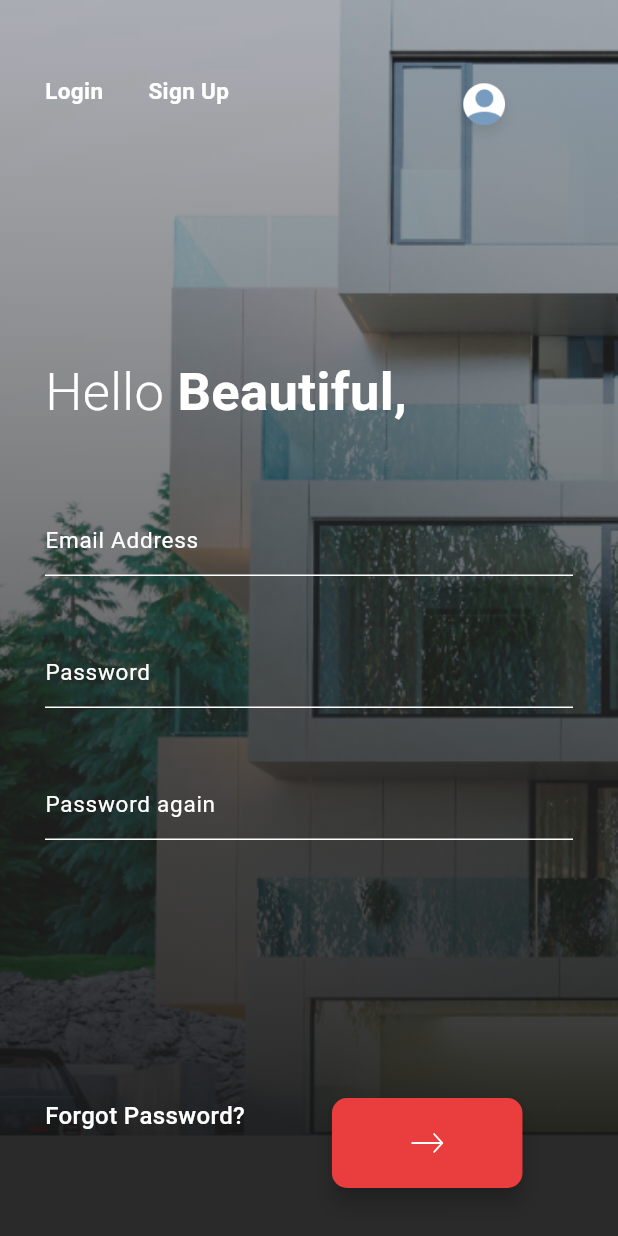
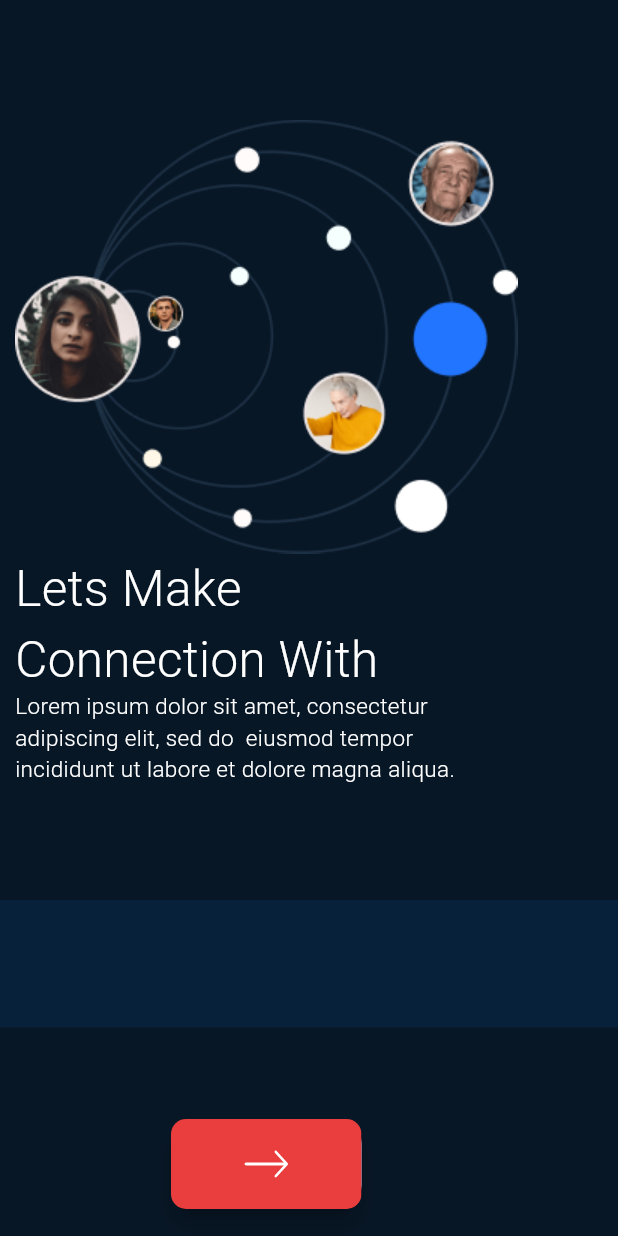
Before and after one commit to muhammedashikCQ/MytraApp, a Flutter app: the screen it shows after launch, on a phone screen of 412 x 824 dp. Run offline on Flutter 3.47's test engine with Material 2 defaults, Android fonts, the phone set to English and light mode, and no system bars; our stand-ins replace flutter_svg, get; project files that could hold a hidden picture were left out.

Commit message:
signup page

```diff
--- a/FrontEnd/mytra_app/lib/main.dart
+++ b/FrontEnd/mytra_app/lib/main.dart
@@ -1,7 +1,8 @@
 import 'package:flutter/material.dart';
 import 'package:get/get.dart';
+import 'package:mytra_app/views/welcome_page.dart';
 
-import 'views/signup_page.dart';
+
 
 
 void main() {
@@ -21,7 +22,7 @@ class MyApp extends StatelessWidget {
         // colorScheme: ColorScheme.fromSeed(seedColor: Colors.deepPurple),
         useMaterial3: true,
       ),
-      home: const SignUpPage(),
+      home: const WelcomePage(),
     );
   }
 }
--- a/FrontEnd/mytra_app/lib/views/signup_page.dart
+++ b/FrontEnd/mytra_app/lib/views/signup_page.dart
@@ -14,7 +14,8 @@ class SignUpPage extends StatefulWidget {
 class _SignUpPageState extends State<SignUpPage> {
   final TextEditingController emailController = TextEditingController();
   final TextEditingController passwordController = TextEditingController();
-  final TextEditingController confirmPasswordController = TextEditingController();
+  final TextEditingController confirmPasswordController =
+      TextEditingController();
 
   bool isClickedLogin = false;
   bool isClickedSignUp = false;
@@ -81,18 +82,17 @@ class _SignUpPageState extends State<SignUpPage> {
                               const SizedBox(
                                 height: 5,
                               ),
+                              isClickedLogin?
                               Container(
                                 height: 2,
                                 width: 31,
-                                decoration: BoxDecoration(
-                                    border: Border(
-                                        bottom: BorderSide(
-                                  style: isClickedLogin
-                                      ? BorderStyle.solid
-                                      : BorderStyle.none,
                                 color: Colors.white,
-                                ))),
-                              ),
+                              ):
+                              const SizedBox(
+                                height: 2,
+                                width: 31,
+                              )
+
                             ],
                           )),
                       const SizedBox(
@@ -132,20 +132,25 @@ class _SignUpPageState extends State<SignUpPage> {
                               ),
                             ],
                           )),
-                      const SizedBox(
-                        width: 145,
-                      ),
-                      Image.asset(
-                        'assets/images/profile.png',
+                      const Spacer(),
+                      IconButton(
+                        onPressed: () {},
+                        icon: SvgPicture.asset(
+                          "assets/images/ppf.svg",
                           width: 50,
                           height: 50,
+                        ),
                       )
                     ],
                   ),
                   const SizedBox(
                     height: 136,
                   ),
-                  const Text.rich(TextSpan(
+                  const SizedBox(
+                    child: Column(
+                      crossAxisAlignment: CrossAxisAlignment.start,
+                      children: [
+                        Text.rich(TextSpan(
                             style: TextStyle(color: Colors.white),
                             children: [
                               TextSpan(
@@ -161,8 +166,23 @@ class _SignUpPageState extends State<SignUpPage> {
                                     fontSize: 35,
                                     color: Colors.white,
                                     fontWeight: FontWeight.bold),
-                        )
+                              ),
                             ])),
+                        SizedBox(
+                          height: 5,
+                        ),
+                        SizedBox(
+                            width: 239,
+                            // height: 36,
+                            child: Text(
+                                'Enter your informations below or login with a social account',
+                                style: TextStyle(
+                                    fontSize: 15,
+                                    fontWeight: FontWeight.w300,
+                                    color: Colors.white))),
+                      ],
+                    ),
+                  ),
                   const SizedBox(
                     height: 50,
                   ),
@@ -230,7 +250,7 @@ class _SignUpPageState extends State<SignUpPage> {
                     ),
                   ),
                   const SizedBox(
-                    height: 172,
+                    height: 120,
                   ),
                   Row(
                     crossAxisAlignment: CrossAxisAlignment.start,
@@ -244,24 +264,18 @@ class _SignUpPageState extends State<SignUpPage> {
                                 fontWeight: FontWeight.w500,
                                 color: Colors.white),
                           )),
-                      const SizedBox(
-                        width: 58,
-                      ),
-                      SizedBox(
+                      const Spacer(),
+                      InkWell(
+                        onTap: () {},
+                        child: Container(
                             height: 60,
                             width: 127,
-                        child: FloatingActionButton(
+                            decoration:
+                                const BoxDecoration(color: Colors.red),
+                            child: IconButton(
                                 onPressed: () {},
-                            backgroundColor: const Color(0xffEA3D3D),
-                            shape: RoundedRectangleBorder(
-                                borderRadius: BorderRadius.circular(10)),
-                            child: SizedBox(
-                              child:
-                              IconButton(
-                                onPressed: () {},
-                                icon: SvgPicture.asset("assets/images/arrowButton.svg")
-                              ),
-                            )),
+                                icon: SvgPicture.asset(
+                                    "assets/images/arrowButton.svg"))),
                       ),
                     ],
                   ),
--- /dev/null
+++ b/FrontEnd/mytra_app/lib/views/welcome_page.dart
@@ -0,0 +1,80 @@
+import 'package:flutter/material.dart';
+import 'package:flutter_svg/svg.dart';
+
+class WelcomePage extends StatefulWidget {
+  const WelcomePage({super.key});
+
+  @override
+  State<WelcomePage> createState() => _WelcomePageState();
+}
+
+class _WelcomePageState extends State<WelcomePage> {
+  @override
+  Widget build(BuildContext context) {
+    return Scaffold(
+        backgroundColor: const Color(0xff081726),
+        body: SizedBox.expand(
+            child: SingleChildScrollView(
+                child: Stack(children: [
+                  Positioned(
+                top: 600,
+                child: Container(
+                  width: MediaQuery.of(context).size.width,
+                  height: 85,
+                  // decoration: const BoxDecoration(color: Color(0xff07213B)),
+                  decoration: const BoxDecoration(color: Color(0xff07213B)),
+                ),
+              ),
+          Column(
+            children: [
+              Padding(
+                padding: const EdgeInsets.fromLTRB(10, 0, 10, 0),
+                child: Column(
+                  crossAxisAlignment: CrossAxisAlignment.start,
+                  children: [
+                    const SizedBox(
+                      height: 80,
+                    ),
+                    SizedBox(
+                      child: Image.asset("assets/images/home.png"),
+                    ),
+                    const SizedBox(
+                        width: 314,
+                        height: 86,
+                        child: Text('Lets Make Connection With Pros',
+                            style: TextStyle(
+                                fontSize: 33,
+                                fontWeight: FontWeight.w300,
+                                color: Colors.white))),
+                    const SizedBox(
+                      height: 5,
+                    ),
+                    const SizedBox(
+                        width: 314,
+                        height: 86,
+                        child: Text(
+                            'Lorem ipsum dolor sit amet, consectetur adipiscing elit, sed do  eiusmod tempor incididunt ut labore et dolore magna aliqua.',
+                            style: TextStyle(
+                                fontSize: 15,
+                                fontWeight: FontWeight.w300,
+                                color: Colors.white))),
+                    const SizedBox(
+                      height: 200,
+                    ),
+                  ],
+                ),
+              ),
+
+
+              SizedBox(
+                height: 60,
+                width: 127,
+                child: FloatingActionButton(
+                    onPressed: () {},
+                    child: SvgPicture.asset('assets/images/arrowButton.svg')),
+              ),
+            ],
+          ),
+        ]))));
+  }
+}
```
Also changed, not shown: FrontEnd/mytra_app/lib/views/home_page.dart (added, +364 -0 lines), FrontEnd/mytra_app/lib/views/login_page.dart (+15 -17 lines), FrontEnd/mytra_app/assets/images/Rectangle.png (deleted), FrontEnd/mytra_app/assets/images/home.png (added), FrontEnd/mytra_app/assets/images/pf.png (added), FrontEnd/mytra_app/assets/images/ppf.svg (added). Lines whose indentation alone changed are shown as unchanged.
